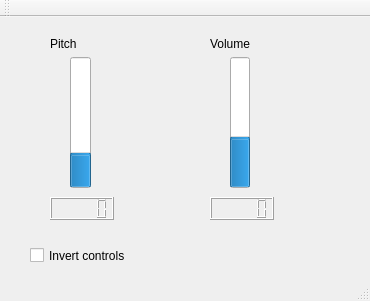
First picture: the form in mainwindow.ui, repository Ikke007/Theremin, before the edit.
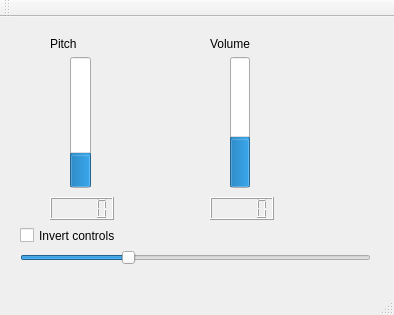
Second picture: the form after the edit.

Patch:
```diff
--- a/mainwindow.ui
+++ b/mainwindow.ui
@@ -6,8 +6,8 @@
    <rect>
     <x>0</x>
     <y>0</y>
-    <width>370</width>
-    <height>301</height>
+    <width>394</width>
+    <height>315</height>
    </rect>
   </property>
   <property name="windowTitle">
@@ -104,8 +104,8 @@
    <widget class="QCheckBox" name="checkBox_invert">
     <property name="geometry">
      <rect>
-      <x>30</x>
-      <y>230</y>
+      <x>20</x>
+      <y>210</y>
       <width>101</width>
       <height>17</height>
      </rect>
@@ -114,6 +114,25 @@
      <string>Invert controls</string>
     </property>
    </widget>
+   <widget class="QSlider" name="frequencySlider">
+    <property name="geometry">
+     <rect>
+      <x>20</x>
+      <y>230</y>
+      <width>351</width>
+      <height>22</height>
+     </rect>
+    </property>
+    <property name="maximum">
+     <number>10000</number>
+    </property>
+    <property name="value">
+     <number>3000</number>
+    </property>
+    <property name="orientation">
+     <enum>Qt::Horizontal</enum>
+    </property>
+   </widget>
   </widget>
   <widget class="QMenuBar" name="menuBar">
    <property name="geometry">
```
Left out of the diff: 2 changed lines with no effect on the pictures.
